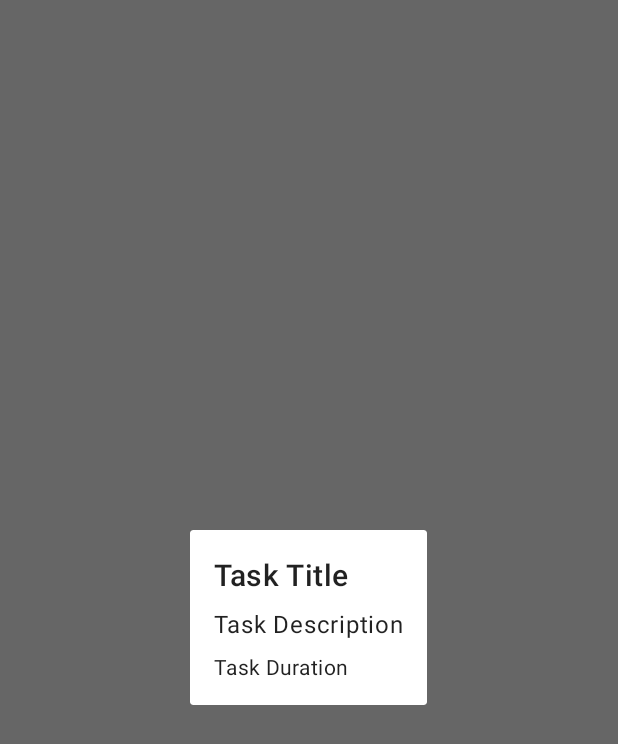
After one commit to itzartbn/uNet, an Android app: the fragment TaskDetailDialogFragment shown on its own in the app's theme, on a phone screen of 412 x 824 dp. The commit adds this screen. Shown: the top 744 px of the screen. Run offline under Robolectric (Android 15) with nearby library versions, the phone set to English and light mode, and no system bars.

Commit message:
Task Detail Popup Fragment

```diff
--- a/app/src/main/java/com/s22010536/mini_project/HomeActivity.java
+++ b/app/src/main/java/com/s22010536/mini_project/HomeActivity.java
@@ -1,3 +1,4 @@
+// HomeActivity.java
 package com.s22010536.mini_project;
 
 import android.os.Bundle;
@@ -41,7 +42,7 @@ public class HomeActivity extends Fragment {
         recyclerView = view.findViewById(R.id.homeRecyclerView);
         recyclerView.setLayoutManager(new LinearLayoutManager(getContext()));
         taskList = new ArrayList<>();
-        taskAdapter = new TaskAdapter(taskList);
+        taskAdapter = new TaskAdapter(getActivity(), taskList); // Pass the activity here
         recyclerView.setAdapter(taskAdapter);
 
         auth = FirebaseAuth.getInstance();
--- /dev/null
+++ b/app/src/main/java/com/s22010536/mini_project/TaskDetailDialogFragment.java
@@ -0,0 +1,46 @@
+// TaskDetailDialogFragment.java
+package com.s22010536.mini_project;
+
+import android.app.Dialog;
+import android.os.Bundle;
+import android.view.LayoutInflater;
+import android.view.View;
+import android.view.ViewGroup;
+import android.widget.TextView;
+import androidx.annotation.NonNull;
+import androidx.annotation.Nullable;
+import androidx.fragment.app.DialogFragment;
+
+public class TaskDetailDialogFragment extends DialogFragment {
+
+    private static final String ARG_TASK_TITLE = "taskTitle";
+    private static final String ARG_TASK_DESCRIPTION = "taskDescription";
+    private static final String ARG_TASK_DURATION = "taskDuration";
+
+    public static TaskDetailDialogFragment newInstance(String taskTitle, String taskDescription, String taskDuration) {
+        TaskDetailDialogFragment fragment = new TaskDetailDialogFragment();
+        Bundle args = new Bundle();
+        args.putString(ARG_TASK_TITLE, taskTitle);
+        args.putString(ARG_TASK_DESCRIPTION, taskDescription);
+        args.putString(ARG_TASK_DURATION, taskDuration);
+        fragment.setArguments(args);
+        return fragment;
+    }
+
+    @Nullable
+    @Override
+    public View onCreateView(@NonNull LayoutInflater inflater, @Nullable ViewGroup container, @Nullable Bundle savedInstanceState) {
+        View view = inflater.inflate(R.layout.fragment_task_detail_dialog, container, false);
+        TextView taskTitle = view.findViewById(R.id.textView_task_title);
+        TextView taskDescription = view.findViewById(R.id.textView_task_description);
+        TextView taskDuration = view.findViewById(R.id.textView_task_duration);
+
+        if (getArguments() != null) {
+            taskTitle.setText(getArguments().getString(ARG_TASK_TITLE));
+            taskDescription.setText(getArguments().getString(ARG_TASK_DESCRIPTION));
+            taskDuration.setText(getArguments().getString(ARG_TASK_DURATION));
+        }
+
+        return view;
+    }
+}
--- /dev/null
+++ b/app/src/main/res/layout/fragment_task_detail_dialog.xml
@@ -0,0 +1,30 @@
+<?xml version="1.0" encoding="utf-8"?>
+<LinearLayout xmlns:android="http://schemas.android.com/apk/res/android"
+    android:layout_width="match_parent"
+    android:layout_height="wrap_content"
+    android:orientation="vertical"
+    android:padding="16dp">
+
+    <TextView
+        android:id="@+id/textView_task_title"
+        android:layout_width="wrap_content"
+        android:layout_height="wrap_content"
+        android:text="Task Title"
+        android:textAppearance="?attr/textAppearanceHeadline6"/>
+
+    <TextView
+        android:id="@+id/textView_task_description"
+        android:layout_width="wrap_content"
+        android:layout_height="wrap_content"
+        android:text="Task Description"
+        android:layout_marginTop="8dp"
+        android:textAppearance="?attr/textAppearanceBody1"/>
+
+    <TextView
+        android:id="@+id/textView_task_duration"
+        android:layout_width="wrap_content"
+        android:layout_height="wrap_content"
+        android:text="Task Duration"
+        android:layout_marginTop="8dp"
+        android:textAppearance="?attr/textAppearanceBody2"/>
+</LinearLayout>
```
Also changed, not shown: app/src/main/java/com/s22010536/mini_project/TaskAdapter.java (+15 -8 lines).
